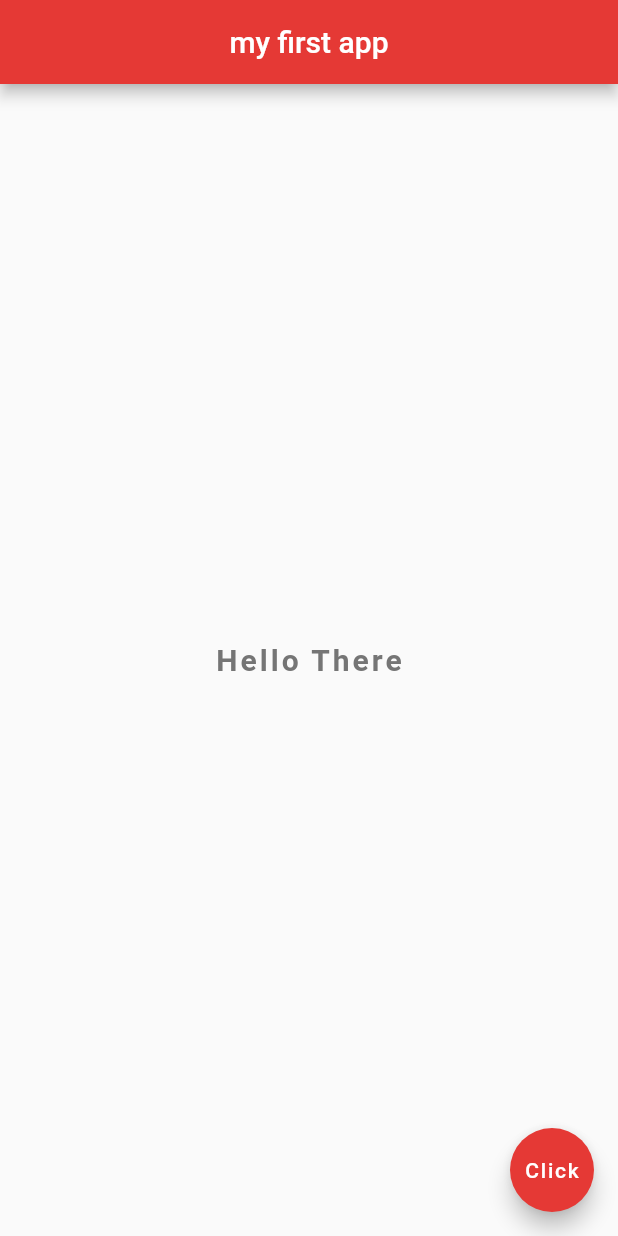
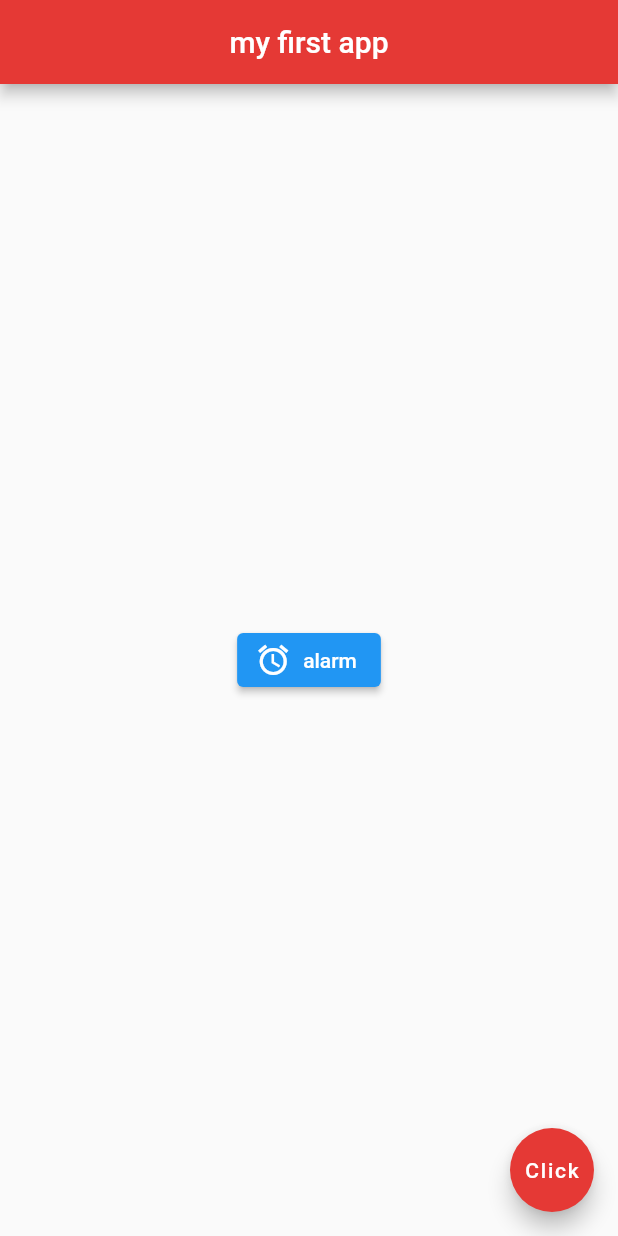
Before and after one commit to Atharv-Joshi/flutter-projects, a Flutter app: the screen it shows after launch, on a phone screen of 412 x 824 dp. Run offline on Flutter 3.47's test engine with Material 2 defaults, Android fonts, the phone set to English and light mode, and no system bars.

Commit message:
implemented icons images buttons

```diff
--- a/my_app/lib/main.dart
+++ b/my_app/lib/main.dart
@@ -1,31 +1,32 @@
 import 'package:flutter/material.dart';
 
-void main() {
-  runApp(MaterialApp(
-    home: Scaffold(
+void main() => runApp(MaterialApp(
+      home: Home_page(),
+    ));
+
+class Home_page extends StatelessWidget {
+  @override
+  Widget build(BuildContext context) {
+    return Scaffold(
       appBar: AppBar(
-          title: Text('my first app'),
+        title: Text('my first app'),
         centerTitle: true,
         backgroundColor: Colors.red[600],
       ),
-
       body: Center(
-        child: Text('Hello There',
-                    style: TextStyle(
-                            fontSize: 20.0,
-                            fontWeight: FontWeight.bold,
-                            letterSpacing: 2.0,
-                            color: Colors.grey[600],
-
-        ),),
+        child: ElevatedButton.icon(
+        onPressed: (){},
+        icon: Icon(
+          Icons.access_alarm
+        ),
+        label: Text('alarm'),
+        )
       ),
-
       floatingActionButton: FloatingActionButton(
-        onPressed: (){},
+        onPressed: () {},
         child: Text('Click'),
         backgroundColor: Colors.red[600],
-    ),
-
-    ),
-  ));
-}
+      ),
+    );
+  }
+} //home class
```
Also changed, not shown: my_app/pubspec.yaml (+7 -3 lines), my_app/images/mars1.jpeg (added), my_app/images/mars2.jpg (added), my_app/images/mars3.jpg (added).
